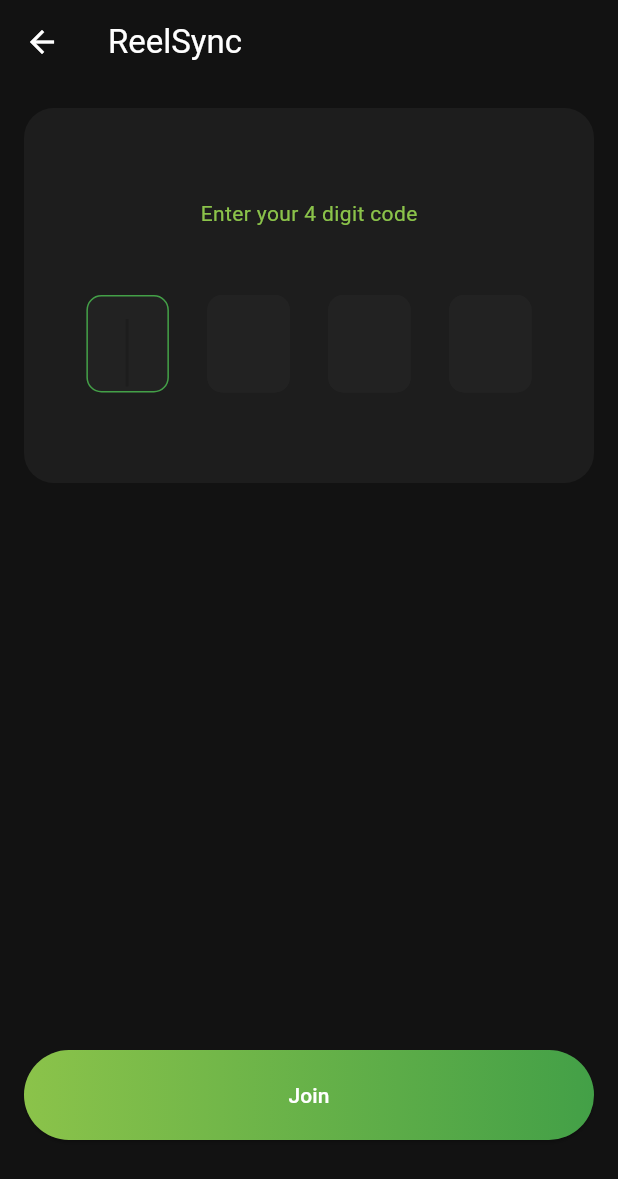
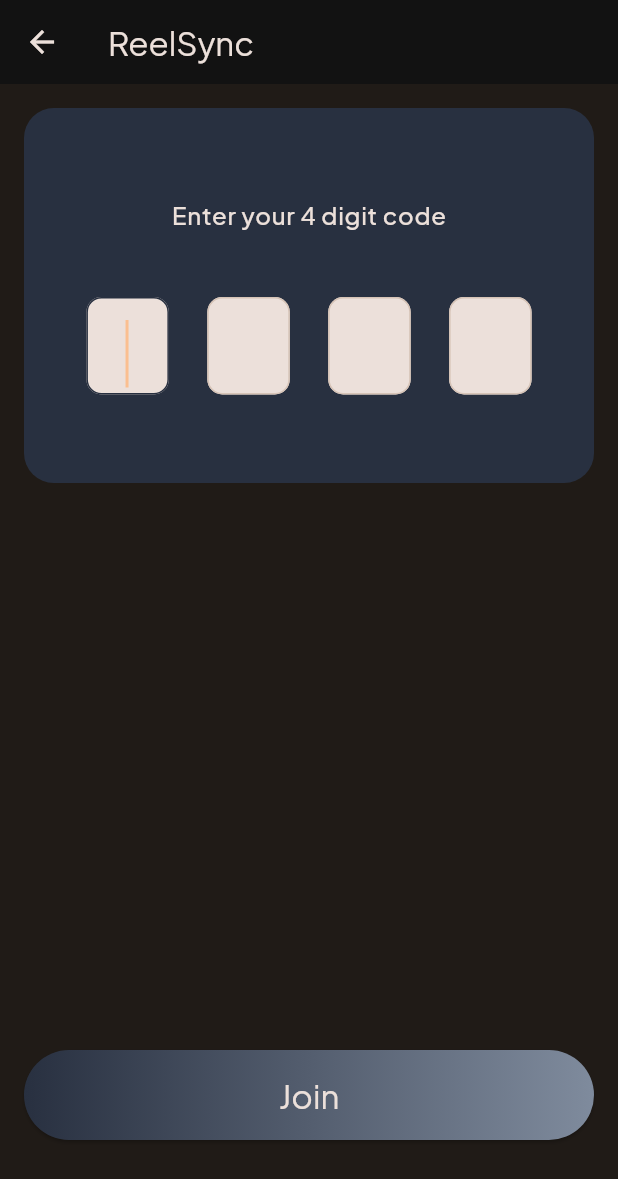
Before and after one commit to jabe0043/flutter-movie-night-app, a Flutter app: the screen it shows after launch, after a tap on "Join a Vote Session", on a phone screen of 412 x 824 dp. Shown: the top 1179 px of the screen. Run offline on Flutter 3.47's test engine with Material 3 defaults, Android fonts, the phone set to English and light mode, and no system bars; our stand-ins replace carousel_slider, flutter_animate, transparent_image; missing offline and left inert: platform_device_id; network calls fail.

Commit message:
Add custom font and styling

```diff
--- a/lib/app.dart
+++ b/lib/app.dart
@@ -3,6 +3,8 @@ import 'package:movie_night_app/pages/welcome_page.dart';
 import 'package:movie_night_app/pages/host_session_page.dart';
 import 'package:movie_night_app/pages/join_session_page.dart';
 import 'package:movie_night_app/pages/vote_page.dart';
+import 'package:movie_night_app/theme/color_theme.dart';
+import 'package:movie_night_app/theme/text_theme.dart';
 
 class MyApp extends StatefulWidget {
   const MyApp({super.key});
@@ -18,23 +20,9 @@ class _MyAppState extends State<MyApp> {
   Widget build(BuildContext context) {
     return MaterialApp(
       theme: ThemeData(
-        scaffoldBackgroundColor: const Color(0xFF121212), //1
-        colorScheme: ColorScheme(
-          brightness: Brightness.dark,
-          primary: const Color(0xFF1d1d1d), //2
-          onPrimary: const Color(0xFFFF8C00), //orange 1
-          secondary: const Color(0xFF252525), //4
-          onSecondary: Colors.black,
-          tertiary: const Color(0xFF8BC34A),
-          // onTertiary: const Color(0xFF4CAF50),
-          onTertiary: const Color(0xFF43A047),
-          error: Colors.red,
-          onError: Colors.red.shade900,
-          background: const Color(0xFF121212), //2
-          onBackground: const Color(0xFFFFFFFF),
-          surface: const Color(0xFF1d1d1d),
-          onSurface: const Color(0xFF222222),
-        ),
+        fontFamily: 'PlusJakartaSans',
+        colorScheme: darkColorScheme,
+        textTheme: textTheme,
       ),
       initialRoute: "/welcome",
       builder: (context, child) {
--- a/lib/custom_widgets/gradient_btn.dart
+++ b/lib/custom_widgets/gradient_btn.dart
@@ -3,13 +3,13 @@ import 'package:flutter/material.dart';
 class GradientButton extends StatelessWidget {
   final VoidCallback onPressed;
   final String btnText;
-  final Color btnTextColor;
+  // final Color btnTextColor;
   final List<Color> gradientColors;
 
   const GradientButton({
     required this.onPressed,
     required this.btnText,
-    required this.btnTextColor,
+    // required this.btnTextColor,
     required this.gradientColors,
   });
 
@@ -29,7 +29,7 @@ class GradientButton extends StatelessWidget {
           borderRadius: BorderRadius.circular(50),
         ),
         child: Center(
-          child: Text(btnText, style: TextStyle(color: btnTextColor)),
+          child: Text(btnText, style: Theme.of(context).textTheme.titleLarge),
         ),
       ),
     );
--- a/lib/pages/join_session_page.dart
+++ b/lib/pages/join_session_page.dart
@@ -34,7 +34,7 @@ class _JoinSessionPageState extends State<JoinSessionPage> {
   }
 }
 
-// Code input form
+// Single digit input form
 class JoinSessionForm extends StatefulWidget {
   final MovieSessionProvider movieSessionProvider;
 
@@ -75,8 +75,7 @@ class JoinSessionFormState extends State<JoinSessionForm>
     ScaffoldMessenger.of(context).showSnackBar(
       SnackBar(
         content: Text(msg,
-            style:
-                TextStyle(color: Theme.of(context).colorScheme.onBackground)),
+            style: TextStyle(color: Theme.of(context).colorScheme.onError)),
         backgroundColor: Theme.of(context).colorScheme.error,
       ),
     );
@@ -97,7 +96,7 @@ class JoinSessionFormState extends State<JoinSessionForm>
         tellUser("Invalid code");
       }
     } else {
-      tellUser("Missing digits");
+      tellUser("Incomplete code");
     }
   }
 
@@ -118,15 +117,14 @@ class JoinSessionFormState extends State<JoinSessionForm>
                 height: 250,
                 padding: const EdgeInsets.all(16),
                 decoration: BoxDecoration(
-                  color: Theme.of(context).colorScheme.surface,
+                  color: Theme.of(context).colorScheme.onTertiary,
                   borderRadius: const BorderRadius.all(Radius.circular(20)),
                 ),
                 child: Column(
                   children: [
-                    Spacer(),
+                    const Spacer(),
                     Text("Enter your 4 digit code",
-                        style: TextStyle(
-                            color: Theme.of(context).colorScheme.tertiary)),
+                        style: Theme.of(context).textTheme.bodyLarge),
                     const Spacer(),
                     Row(
                       mainAxisAlignment: MainAxisAlignment.spaceEvenly,
@@ -141,10 +139,9 @@ class JoinSessionFormState extends State<JoinSessionForm>
             GradientButton(
               onPressed: () async => await handleSubmit(),
               btnText: "Join",
-              btnTextColor: Theme.of(context).colorScheme.onBackground,
               gradientColors: [
+                Theme.of(context).colorScheme.onTertiary,
                 Theme.of(context).colorScheme.tertiary,
-                Theme.of(context).colorScheme.onTertiary,
               ],
             )
           ],
--- a/lib/pages/welcome_page.dart
+++ b/lib/pages/welcome_page.dart
@@ -1,4 +1,5 @@
 import 'package:flutter/material.dart';
+import 'package:movie_night_app/theme/text_theme.dart';
 import 'package:provider/provider.dart';
 import 'package:movie_night_app/provider/movie_session_provider.dart';
 import 'package:movie_night_app/custom_widgets/welcome_hero.dart';
@@ -20,20 +21,34 @@ class _WelcomePageState extends State<WelcomePage>
             foregroundColor: Theme.of(context).colorScheme.onBackground,
             title: const Text('ReelSync'),
             backgroundColor: Theme.of(context).colorScheme.background),
+        //BODY
         body: SingleChildScrollView(
           child: Column(
             mainAxisAlignment: MainAxisAlignment.center,
             children: [
-              const SizedBox(height: 50),
-              HeroBanner(),
-              const SizedBox(height: 100),
+              Stack(
+                children: [
+                  Transform.translate(
+                    offset: const Offset(0, 80),
+                    child: HeroBanner(),
+                  ),
+                  Container(
+                    padding: const EdgeInsets.only(
+                        top: 8, left: 16, right: 16, bottom: 0),
+                    child: Text("Find your movie mate",
+                        style: textTheme.displaySmall),
+                  ),
+                ],
+              ),
+
+              const SizedBox(height: 120),
               //Host Session
               AnimatedGradientBtn(
                 btnTextTitle: "Host a Vote Session",
                 btnTextSubtitle: "Share your code with friends",
                 btnIcon: Icons.sensors,
                 primaryColor: Theme.of(context).colorScheme.onPrimary,
-                secondaryColor: Theme.of(context).colorScheme.error,
+                secondaryColor: Theme.of(context).colorScheme.primary,
                 onPressed: () async {
                   try {
                     await movieSessionProvider.setMovieNightUrl(
@@ -44,14 +59,14 @@ class _WelcomePageState extends State<WelcomePage>
                   Navigator.pushNamed(context, '/host');
                 },
               ),
-              const SizedBox(height: 16),
+              const SizedBox(height: 24),
               //Join Session
               AnimatedGradientBtn(
                 btnTextTitle: "Join a Vote Session",
                 btnTextSubtitle: "Enter your code and start voting",
                 btnIcon: Icons.connect_without_contact,
-                primaryColor: Theme.of(context).colorScheme.tertiary,
-                secondaryColor: Theme.of(context).colorScheme.onTertiary,
+                primaryColor: Theme.of(context).colorScheme.onTertiary,
+                secondaryColor: Theme.of(context).colorScheme.tertiary,
                 onPressed: () {
                   Navigator.pushNamed(context, '/join');
                 },
@@ -96,7 +111,7 @@ class _AnimatedGradientBtnState extends State<AnimatedGradientBtn>
   void initState() {
     super.initState();
     _controller =
-        AnimationController(vsync: this, duration: const Duration(seconds: 4));
+        AnimationController(vsync: this, duration: const Duration(seconds: 20));
 //Button Gradient animations
     _bottomAlignmentAnimation = TweenSequence<Alignment>(
       [
@@ -169,16 +184,13 @@ class _AnimatedGradientBtnState extends State<AnimatedGradientBtn>
                       children: [
                         Text(
                           widget.btnTextTitle,
-                          style: TextStyle(
-                            color: Theme.of(context).colorScheme.onBackground,
-                          ),
+                          style: Theme.of(context).textTheme.labelLarge,
                         ),
+                        const SizedBox(height: 4),
                         Text(
                           widget.btnTextSubtitle,
+                          style: Theme.of(context).textTheme.bodyMedium,
                           maxLines: 2,
-                          style: TextStyle(
-                            color: Theme.of(context).colorScheme.onBackground,
-                          ),
                         ),
                       ],
                     ),
--- /dev/null
+++ b/lib/theme/color_theme.dart
@@ -0,0 +1,37 @@
+import 'package:flutter/material.dart';
+
+const darkColorScheme = ColorScheme(
+  brightness: Brightness.dark,
+  // primary: Color(0xFFFFB77D),
+  primary: Color(0xCCFFB77D),
+  onPrimary: Color(0xFF4D2600),
+  primaryContainer: Color(0xFF6E3900),
+  onPrimaryContainer: Color(0xFFFFDCC3),
+  secondary: Color(0xFFE3C0A6),
+  onSecondary: Color(0xFF422C1A),
+  secondaryContainer: Color(0xFF5A422E),
+  onSecondaryContainer: Color(0xFFFFDCC3),
+  tertiary: Color(0xFF7F8B9D), // A cool-toned light gray
+  onTertiary: Color(0xFF283040), // A dark gray
+  tertiaryContainer: Color(0xFF454A21),
+  onTertiaryContainer: Color(0xFFE1E7B0),
+  error: Color(0xFFFFB4AB),
+  errorContainer: Color(0xFF93000A),
+  onError: Color(0xFF690005),
+  onErrorContainer: Color(0xFFFFDAD6),
+  // background: Color(0xFF201B17),
+  background: Color(0xFF121212),
+  onBackground: Color(0xFFECE0DA),
+  surface: Color(0xFF201B17),
+  onSurface: Color(0xFFECE0DA),
+  surfaceVariant: Color(0xFF51443B),
+  onSurfaceVariant: Color(0xFFD6C3B6),
+  outline: Color(0xFF9E8E82),
+  onInverseSurface: Color(0xFF201B17),
+  inverseSurface: Color(0xFFECE0DA),
+  inversePrimary: Color(0xFF904D00),
+  shadow: Color(0xFF000000),
+  surfaceTint: Color(0xFFFFB77D),
+  outlineVariant: Color(0xFF51443B),
+  scrim: Color(0xFF000000),
+);
--- /dev/null
+++ b/lib/theme/text_theme.dart
@@ -0,0 +1,23 @@
+import 'package:flutter/material.dart';
+// import 'package:movie_night_app/theme/color_theme.dart';
+
+var textTheme = const TextTheme(
+  displayLarge: TextStyle(fontSize: 50),
+  displayMedium: TextStyle(fontSize: 45, fontWeight: FontWeight.w500),
+  displaySmall: TextStyle(fontSize: 36, fontWeight: FontWeight.w400),
+  headlineLarge: TextStyle(fontSize: 32),
+  headlineMedium: TextStyle(fontSize: 28, fontWeight: FontWeight.w500),
+  headlineSmall: TextStyle(fontSize: 24),
+  titleLarge: TextStyle(fontSize: 22),
+  titleMedium: TextStyle(fontSize: 16),
+  titleSmall: TextStyle(fontSize: 14),
+  bodyLarge: TextStyle(
+    fontSize: 16,
+    fontWeight: FontWeight.w500,
+  ),
+  bodyMedium: TextStyle(fontSize: 14),
+  bodySmall: TextStyle(fontSize: 12),
+  labelLarge: TextStyle(fontSize: 14, fontWeight: FontWeight.w800),
+  labelMedium: TextStyle(fontSize: 12, fontWeight: FontWeight.w700),
+  labelSmall: TextStyle(fontSize: 11),
+);
```
Also changed, not shown: lib/custom_widgets/welcome_hero.dart (+4 -4 lines), lib/pages/host_session_page.dart (+9 -11 lines), lib/pages/vote_page.dart (+56 -50 lines), pubspec.yaml (+14 -0 lines), fonts/PlusJakartaSans-Bold.ttf (added), fonts/PlusJakartaSans-Light.ttf (added), fonts/PlusJakartaSans-Medium.ttf (added), fonts/PlusJakartaSans-Regular.ttf (added), fonts/PlusJakartaSans-SemiBold.ttf (added).
